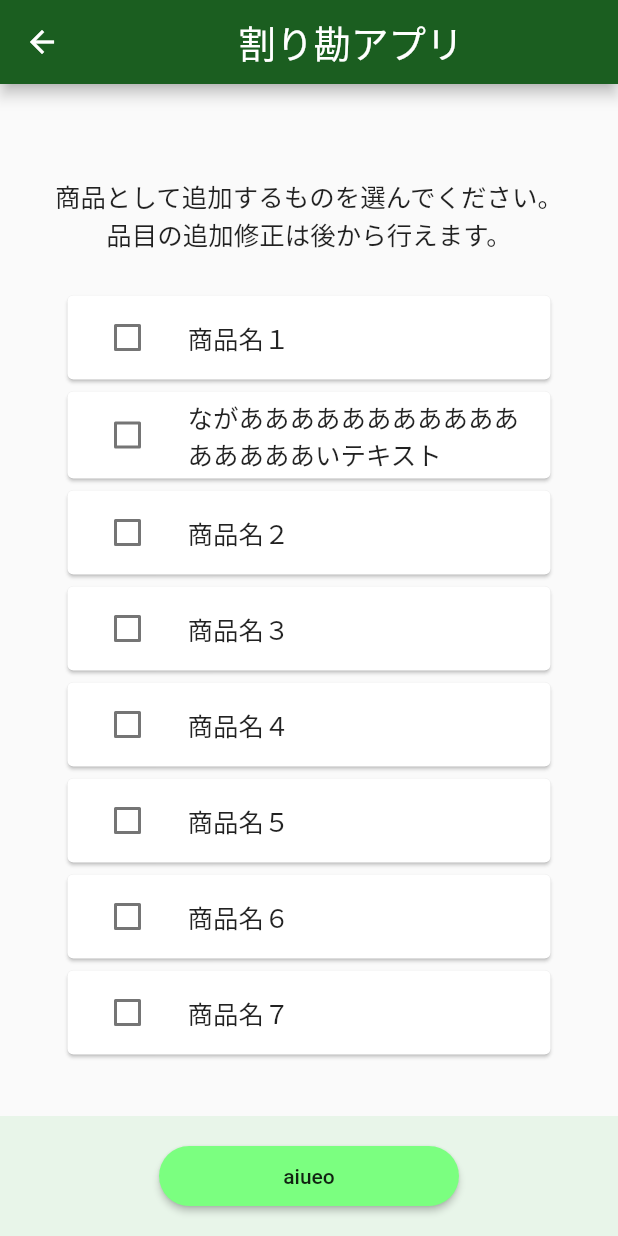
After one commit to mochi-yu/FairTreat-app-hacku2022, a Flutter app: the SelectItemFromPhoto screen opened by its route, on a phone screen of 412 x 824 dp. The commit adds this screen. Run offline on Flutter 3.47's test engine with Material 2 defaults, Android fonts, the phone set to English and light mode, and no system bars; Roboto replaces fonts that are missing (MochiyPopPOne).

Commit message:
add: 撮影品目選択画面を追加

```diff
--- a/lib/main.dart
+++ b/lib/main.dart
@@ -26,6 +26,7 @@ class MyApp extends StatelessWidget {
       routes: <String, WidgetBuilder> {
         '/inputNamePage': (BuildContext context) => const InputNamePage(),
         '/selectOperationPage': (BuildContext context) => const SelectOperationPage(),
+        '/selectItemFromPhoto' : (BuildContext context) => const SelectItemFromPhoto(),
       },
     );
   }
--- a/lib/pages/pageList.dart
+++ b/lib/pages/pageList.dart
@@ -1,2 +1,3 @@
 export 'input_name_page.dart';
 export 'select_operation_page.dart';
+export 'select_item_from_photo.dart';
--- /dev/null
+++ b/lib/pages/select_item_from_photo.dart
@@ -0,0 +1,55 @@
+import 'package:flutter/material.dart';
+import '../components/header.dart';
+import '../components/footer.dart';
+import '../components/item_card_with_checkbox.dart';
+
+const List<String> _testString = [
+  "商品名１",
+  "ながああああああああああああああああいテキスト",
+  "商品名２",
+  "商品名３",
+  "商品名４",
+  "商品名５",
+  "商品名６",
+  "商品名７",
+];
+
+class SelectItemFromPhoto extends StatelessWidget {
+  const SelectItemFromPhoto({super.key});
+
+  @override
+  Widget build(BuildContext context) {
+    return Scaffold(
+      appBar: const Header(),
+      body: Center(
+        child: Column(
+          children: [
+            Expanded(
+              child: Center(
+                child: SingleChildScrollView(
+                  child: Column(
+                    mainAxisAlignment: MainAxisAlignment.center,
+                    children: [
+                      const SizedBox(height: 55),
+                      Text(
+                        '商品として追加するものを選んでください。\n品目の追加修正は後から行えます。',
+                        style: Theme.of(context).textTheme.titleMedium,
+                        textAlign: TextAlign.center,
+                      ),
+                      const SizedBox(height: 25),
+                      for(int i = 0; i < _testString.length; i++) ... {
+                        ItemCardWithCheckbox(label: _testString[i])
+                      },
+                      const SizedBox(height: 30),
+                    ],
+                  ),
+                ),
+              ),
+            ),
+            Footer(label: "aiueo", onPressed: () { print("pushed footer button."); }),
+          ],
+        )
+      ),
+    );
+  }
+}
```
